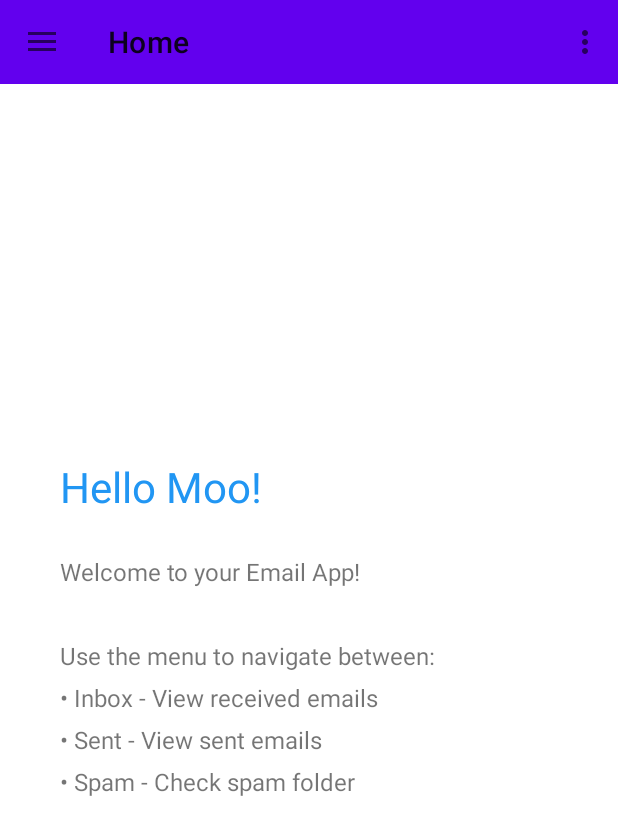
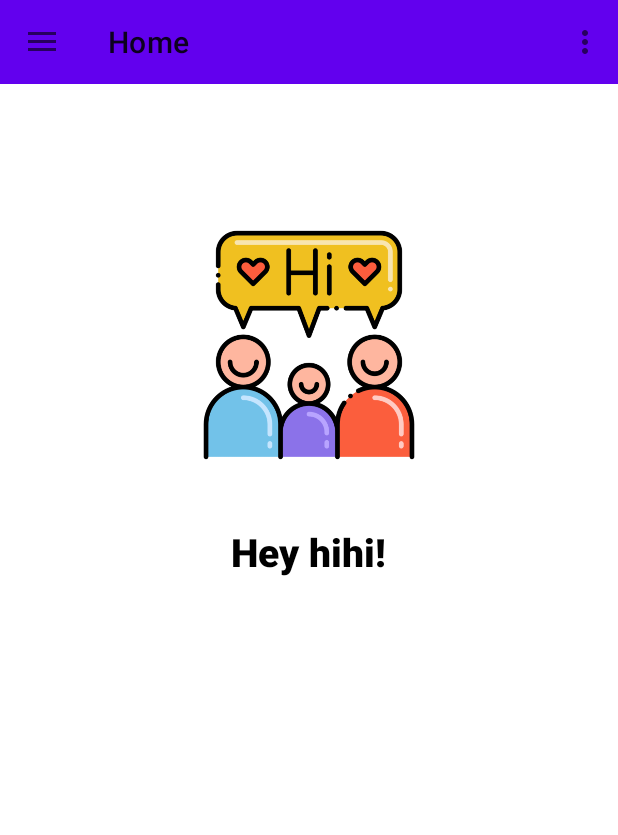
Before and after one commit to MaayanCohen0/GmailAppPart5, an Android app: the HomeFragment screen opened directly, with no data from a screen before it, on a phone screen of 412 x 824 dp. Shown: the top 835 px of the screen. Run offline under Robolectric (Android 15) with nearby library versions, the phone set to English and light mode, and no system bars; pictures from the network do not load.

Commit message:
ASP-337 nicer welcome page

```diff
--- a/src/AndroidApp/MyEmailApp/app/src/main/java/com/example/myemailapp/fragments/HomeFragment.java
+++ b/src/AndroidApp/MyEmailApp/app/src/main/java/com/example/myemailapp/fragments/HomeFragment.java
@@ -5,10 +5,12 @@ import android.os.Bundle;
 import android.view.LayoutInflater;
 import android.view.View;
 import android.view.ViewGroup;
-import android.widget.LinearLayout;
+import android.widget.ImageView;
 import android.widget.TextView;
 
 import androidx.fragment.app.Fragment;
+
+import com.example.myemailapp.R;
 
 import static android.content.Context.MODE_PRIVATE;
 
@@ -16,37 +18,26 @@ public class HomeFragment extends Fragment {
 
     @Override
     public View onCreateView(LayoutInflater inflater, ViewGroup container, Bundle savedInstanceState) {
+        View view = inflater.inflate(R.layout.fragment_home, container, false);
+
         // Get username from SharedPreferences
-        String username = "Moo"; // default
+        String username = getString(R.string.username_default);
         if (getContext() != null) {
             SharedPreferences prefs = getContext().getSharedPreferences("auth", MODE_PRIVATE);
-            username = prefs.getString("username", "Moo");
+            username = prefs.getString("username", username);
         }
 
-        // Create the layout programmatically
-        LinearLayout layout = new LinearLayout(getContext());
-        layout.setOrientation(LinearLayout.VERTICAL);
-        layout.setPadding(60, 80, 60, 60);
-        layout.setGravity(android.view.Gravity.CENTER);
+        // Set greeting text
+        TextView welcomeText = view.findViewById(R.id.home_welcome_text);
+        welcomeText.setText(getString(R.string.home_greeting, username));
 
-        // Welcome message
-        TextView welcomeText = new TextView(getContext());
-        welcomeText.setText("Hello " + username + "!");
-        welcomeText.setTextSize(28);
-        welcomeText.setTextAlignment(View.TEXT_ALIGNMENT_CENTER);
-        welcomeText.setPadding(0, 0, 0, 40);
-        welcomeText.setTextColor(0xFF2196F3); // Blue color
+        // Set description
+        TextView descText = view.findViewById(R.id.home_description);
 
-        // App description
-        TextView descText = new TextView(getContext());
-        descText.setText("Welcome to your Email App!\n\nUse the menu to navigate between:\n• Inbox - View received emails\n• Sent - View sent emails\n• Spam - Check spam folder");
-        descText.setTextSize(16);
-        descText.setTextAlignment(View.TEXT_ALIGNMENT_CENTER);
-        descText.setLineSpacing(8, 1.2f);
+        // Optional: You can set or adjust image dynamically if needed
+        ImageView imageView = view.findViewById(R.id.home_image);
+        imageView.setImageResource(R.drawable.welcome);
 
-        layout.addView(welcomeText);
-        layout.addView(descText);
-
-        return layout;
+        return view;
     }
 }
--- a/src/AndroidApp/MyEmailApp/app/src/main/res/layout/fragment_home.xml
+++ b/src/AndroidApp/MyEmailApp/app/src/main/res/layout/fragment_home.xml
@@ -1,22 +1,44 @@
 <?xml version="1.0" encoding="utf-8"?>
-<androidx.constraintlayout.widget.ConstraintLayout xmlns:android="http://schemas.android.com/apk/res/android"
-    xmlns:app="http://schemas.android.com/apk/res-auto"
-    xmlns:tools="http://schemas.android.com/tools"
+<LinearLayout xmlns:android="http://schemas.android.com/apk/res/android"
+    android:id="@+id/home_root"
     android:layout_width="match_parent"
     android:layout_height="match_parent"
-    tools:context=".ui.home.HomeFragment">
+    android:orientation="vertical"
+    android:paddingStart="40dp"
+    android:paddingEnd="40dp"
+    android:paddingBottom="40dp"
+    android:background="@android:color/white"
+    android:gravity="center_horizontal"
+    android:layout_gravity="center"
+    android:layout_marginTop="100dp">
+
+    <ImageView
+        android:id="@+id/home_image"
+        android:layout_width="160dp"
+        android:layout_height="160dp"
+        android:layout_marginBottom="40dp"
+        android:scaleType="fitCenter"
+        android:src="@drawable/welcome" />
 
     <TextView
-        android:id="@+id/text_home"
-        android:layout_width="match_parent"
+        android:id="@+id/home_welcome_text"
+        android:layout_width="wrap_content"
         android:layout_height="wrap_content"
-        android:layout_marginStart="8dp"
-        android:layout_marginTop="8dp"
-        android:layout_marginEnd="8dp"
+        android:textSize="26sp"
+        android:textStyle="bold"
+        android:textColor="@android:color/black"
         android:textAlignment="center"
-        android:textSize="20sp"
-        app:layout_constraintBottom_toBottomOf="parent"
-        app:layout_constraintEnd_toEndOf="parent"
-        app:layout_constraintStart_toStartOf="parent"
-        app:layout_constraintTop_toTopOf="parent" />
-</androidx.constraintlayout.widget.ConstraintLayout>
+        android:fontFamily="sans-serif-medium"
+        android:layout_marginBottom="16dp" />
+
+    <TextView
+        android:id="@+id/home_description"
+        android:layout_width="wrap_content"
+        android:layout_height="wrap_content"
+        android:textSize="18sp"
+        android:textColor="@android:color/black"
+        android:textStyle="bold"
+        android:fontFamily="sans-serif"
+        android:textAlignment="center"
+        android:lineSpacingExtra="8dp" />
+</LinearLayout>
--- a/src/AndroidApp/MyEmailApp/app/src/main/res/values/strings.xml
+++ b/src/AndroidApp/MyEmailApp/app/src/main/res/values/strings.xml
@@ -181,4 +181,7 @@
     <string name="unread_only">Unread Only</string>
     <string name="no_emails_in_inbox">No emails in inbox</string>
 
+    <string name="home_greeting">Hey %1$s!</string>
+    <string name="username_default">hihi</string>
+
 </resources>
```
Also changed, not shown: src/AndroidApp/MyEmailApp/app/src/main/java/com/example/myemailapp/ui/home/HomeFragment.java (+37 -37 lines), src/AndroidApp/MyEmailApp/app/src/main/java/com/example/myemailapp/ui/home/HomeViewModel.java (+19 -19 lines), src/AndroidApp/MyEmailApp/app/src/main/res/drawable/welcome.png (added), 2 other files.
